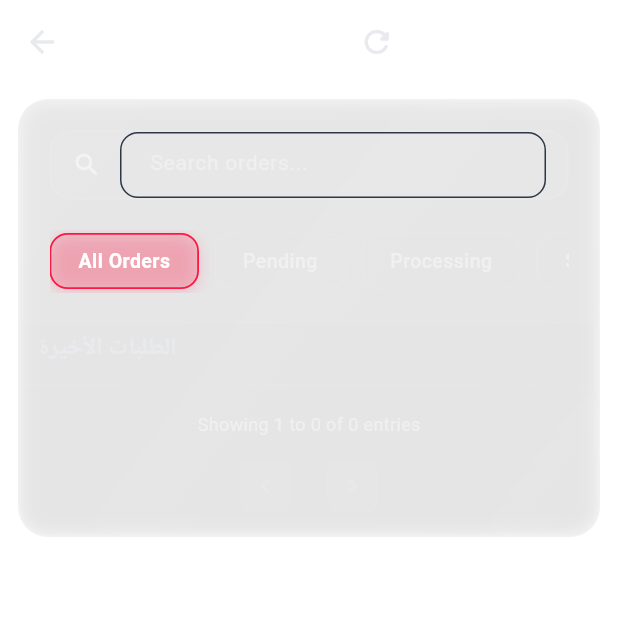
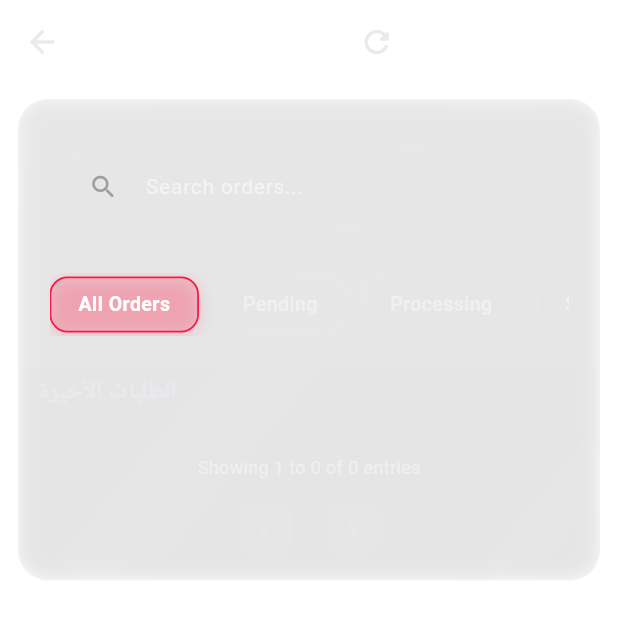
Before and after one commit to abod8639/stronger_muscles_dashboard, a Flutter app: the OrdersScreen screen opened directly, on a phone screen of 412 x 824 dp. Shown: the top 619 px of the screen. Run offline on Flutter 3.47's test engine with Material 3 defaults, Android fonts, the phone set to English and light mode, and no system bars; our stand-ins replace cached_network_image, dio, fl_chart, flutter_cache_manager, freezed_annotation, get and 4 more; accounts and stored records are empty; network calls fail.

Commit message:
add CustomSearchBar to order table

```diff
--- a/lib/screens/orders_screen/widgets/orders_table.dart
+++ b/lib/screens/orders_screen/widgets/orders_table.dart
@@ -68,18 +68,15 @@ class OrdersTable extends StatelessWidget {
                     letterSpacing: 0.5,
                   ),
                 ),
-                // const Spacer(),
+                const Spacer(),
               ],
 
-              // Search box: Fixed width on Desktop/Tablet, Full width on Mobile
-              if (responsive.isMobile)
-                Expanded(child: _buildSearchBox(controller, isFullWidth: true))
-              else
-              CustomSearchBar(
+
+                Expanded(child:  CustomSearchBar(
                 onSearch:controller.onSearchChanged ,
                 hintText:"Search orders..." ,
-              )
-                // _buildSearchBox(controller, isFullWidth: false),
+              ))
+
             ],
           ),
 
@@ -155,86 +152,6 @@ class OrdersTable extends StatelessWidget {
     );
   }
 
-  Widget _buildSearchBox(
-    OrdersController controller, {
-    bool isFullWidth = false,
-  }) {
-    final textController = TextEditingController();
-    final focusNode = FocusNode();
-
-    return StatefulBuilder(
-      builder: (context, setState) {
-        final isFocused = focusNode.hasFocus;
-        final hasText = textController.text.isNotEmpty;
-
-        return AnimatedContainer(
-          duration: const Duration(milliseconds: 180),
-          curve: Curves.easeOut,
-          width: isFullWidth ? double.infinity : 320,
-          height: 46,
-          padding: const EdgeInsets.symmetric(horizontal: 14),
-          decoration: BoxDecoration(
-            color: Colors.white.withOpacity(isFocused ? 0.07 : 0.04),
-            borderRadius: BorderRadius.circular(14),
-            border: Border.all(
-              color: isFocused
-                  ? Colors.white.withValues(alpha: 0.18)
-                  : Colors.white.withValues(alpha: 0.08),
-            ),
-          ),
-          child: Row(
-            children: [
-              Icon(
-                Icons.search_rounded,
-                size: 20,
-                color: Colors.white.withOpacity(isFocused ? 0.9 : 0.5),
-              ),
-              const SizedBox(width: 12),
-
-              Expanded(
-                child: TextField(
-
-                  controller: textController,
-                  focusNode: focusNode,
-                  cursorColor: Colors.white,
-                  onChanged: (v) {
-                    controller.onSearchChanged(v);
-                    setState(() {});
-                  },
-                  style: const TextStyle(fontSize: 14, color: Colors.white),
-                  decoration: InputDecoration(
-                    fillColor: Colors.transparent,
-
-                    hintText: 'Search orders...',
-                    hintStyle: TextStyle(
-                      color: Colors.white.withValues(alpha: 0.35),
-                      fontSize: 14,
-                    ),
-                    border: InputBorder.none,
-                    isDense: true,
-                  ),
-                ),
-              ),
-
-              if (hasText)
-                GestureDetector(
-                  onTap: () {
-                    textController.clear();
-                    controller.onSearchChanged('');
-                    setState(() {});
-                  },
-                  child: Icon(
-                    Icons.close_rounded,
-                    size: 18,
-                    color: Colors.white.withValues(alpha: 0.6),
-                  ),
-                ),
-            ],
-          ),
-        );
-      },
-    );
-  }
 
   Widget _buildTableContent(
     OrdersController controller,
```
